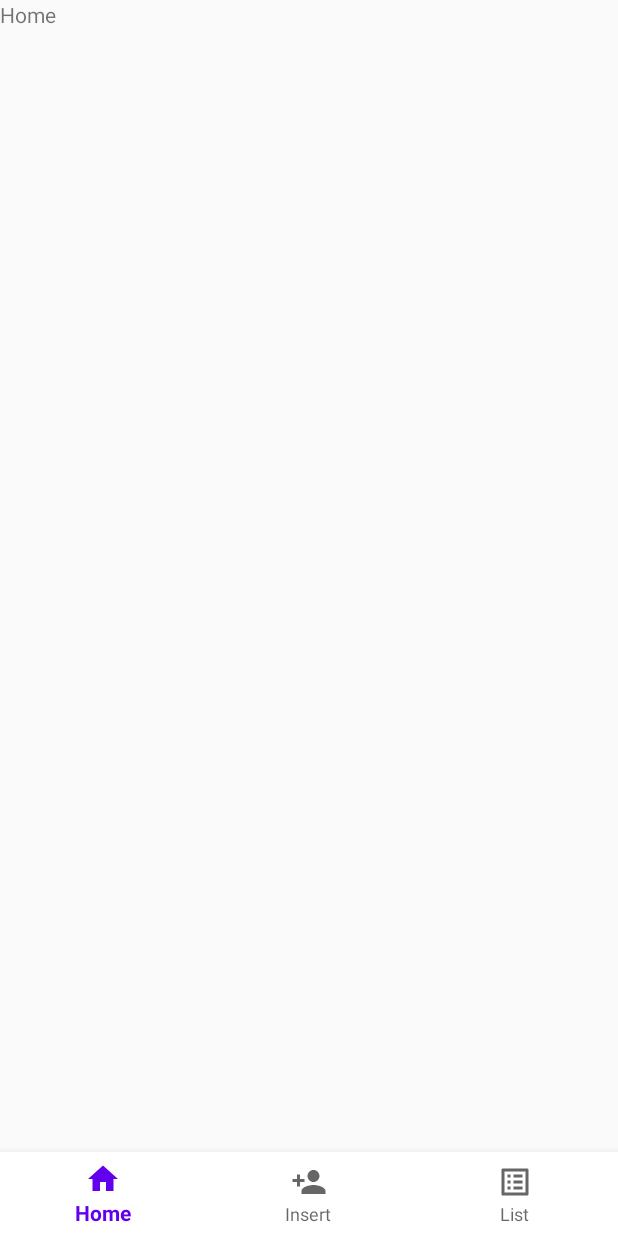
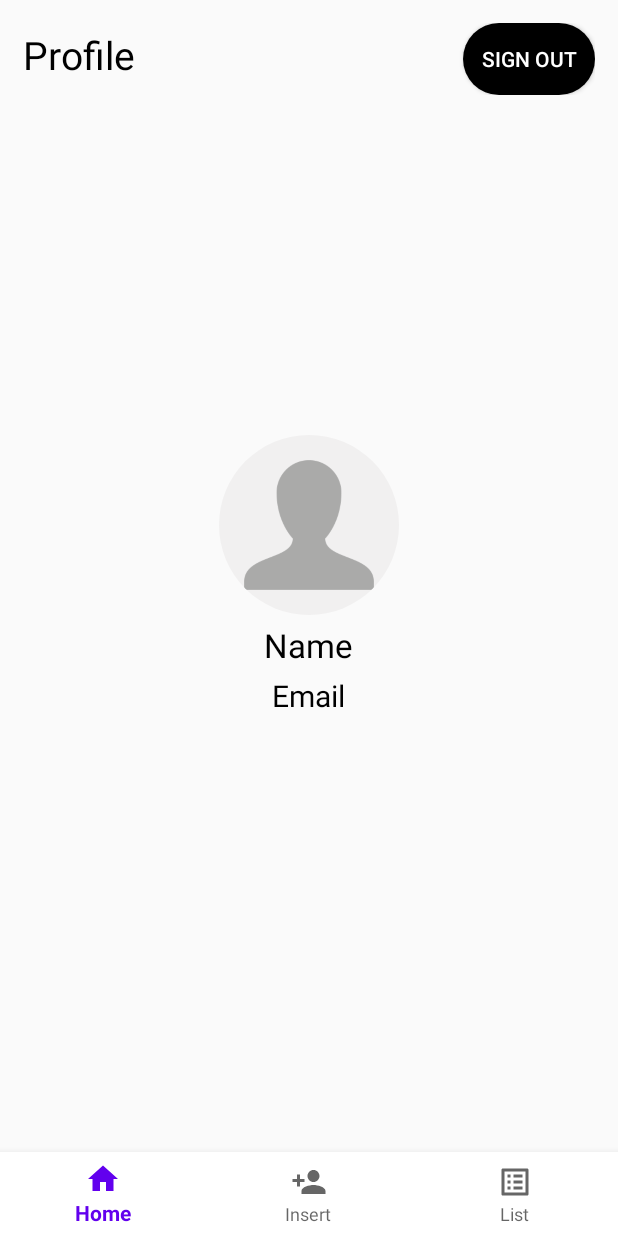
Before and after one commit to ramimhossain12/FireStore-with-MVVM-Architecture, an Android app: the screen it shows after launch once a user with an empty profile is signed in (MainActivity), on a phone screen of 412 x 824 dp. Before the commit the screen is almost empty. Run offline under Robolectric (Android 15) with nearby library versions, the phone set to English and light mode, and no system bars; our stand-ins replace CircleImageView, Firebase (no records; nobody signed in at launch, a user with empty details on screens opened directly), navigation-ui.

Commit message:
Home Fragment

```diff
--- a/app/build.gradle
+++ b/app/build.gradle
@@ -62,6 +62,13 @@ dependencies {
     implementation "com.google.android.material:material:$version"
 
 
+    //circular imgae view
+    implementation 'de.hdodenhof:circleimageview:3.1.0'
+
+    //gilde
+    implementation 'com.github.bumptech.glide:glide:4.11.0'
+    annotationProcessor 'com.github.bumptech.glide:compiler:4.11.0'
+
 
 }
 apply plugin: 'com.google.gms.google-services'
--- a/app/src/main/java/com/example/mvvmarchitecturewithfirestore/view/HomeFragment.java
+++ b/app/src/main/java/com/example/mvvmarchitecturewithfirestore/view/HomeFragment.java
@@ -2,18 +2,26 @@ package com.example.mvvmarchitecturewithfirestore.view;
 
 import android.os.Bundle;
 
+import androidx.annotation.NonNull;
+import androidx.annotation.Nullable;
 import androidx.fragment.app.Fragment;
 
 import android.view.LayoutInflater;
 import android.view.View;
 import android.view.ViewGroup;
+import android.widget.Button;
+import android.widget.TextView;
 
 import com.example.mvvmarchitecturewithfirestore.R;
+
+import de.hdodenhof.circleimageview.CircleImageView;
 
 
 public class HomeFragment extends Fragment {
 
-
+    private Button signOutButton;
+    private CircleImageView profileImageView;
+    private TextView nameTextView,emailTextView;
 
     public HomeFragment() {
         // Required empty public constructor
@@ -26,4 +34,15 @@ public class HomeFragment extends Fragment {
         // Inflate the layout for this fragment
         return inflater.inflate(R.layout.fragment_home, container, false);
     }
+
+    @Override
+    public void onViewCreated(@NonNull View view, @Nullable Bundle savedInstanceState) {
+        super.onViewCreated(view, savedInstanceState);
+
+
+        signOutButton = view.findViewById(R.id.signOutButtonId);
+        profileImageView= view.findViewById(R.id.profileImageId);
+        nameTextView= view.findViewById(R.id.profileNameId);
+        emailTextView= view.findViewById(R.id.profileEmailId);
+    }
 }
--- a/app/src/main/res/layout/fragment_home.xml
+++ b/app/src/main/res/layout/fragment_home.xml
@@ -5,10 +5,84 @@
     android:layout_height="match_parent"
     tools:context=".view.HomeFragment">
 
-    <!-- TODO: Update blank fragment layout -->
-    <TextView
+
+    <RelativeLayout
         android:layout_width="match_parent"
-        android:layout_height="match_parent"
-        android:text="Home" />
+        android:layout_height="match_parent">
+
+        <RelativeLayout
+            android:padding="5dp"
+            android:id="@+id/headerLayout"
+            android:layout_margin="10dp"
+            android:layout_width="match_parent"
+            android:layout_height="wrap_content">
+
+            <TextView
+                android:text="Profile"
+                android:layout_marginTop="3dp"
+                android:textSize="26dp"
+                android:id="@+id/profileText"
+                android:layout_alignParentLeft="true"
+                android:textColor="@android:color/black"
+                android:layout_width="wrap_content"
+                android:layout_height="wrap_content">
+
+            </TextView>
+
+            <Button
+                android:text="Sign Out"
+                android:id="@+id/signOutButtonId"
+                android:background="@drawable/login_button"
+                android:textColor="@android:color/white"
+                android:layout_alignParentRight="true"
+                android:layout_width="wrap_content"
+                android:layout_height="wrap_content">
+
+            </Button>
+
+
+        </RelativeLayout>
+
+        <LinearLayout
+            android:orientation="vertical"
+            android:layout_centerInParent="true"
+            android:gravity="center"
+            android:layout_width="match_parent"
+            android:layout_height="wrap_content">
+
+            <de.hdodenhof.circleimageview.CircleImageView
+                android:id="@+id/profileImageId"
+                android:src="@drawable/profile"
+                android:layout_width="120dp"
+                android:layout_height="120dp">
+
+            </de.hdodenhof.circleimageview.CircleImageView>
+
+            <TextView
+                android:id="@+id/profileNameId"
+                android:layout_marginTop="5dp"
+                android:textColor="@android:color/black"
+                android:textSize="22dp"
+                android:text="Name"
+                android:layout_width="wrap_content"
+                android:layout_height="wrap_content">
+            </TextView>
+
+            <TextView
+                android:id="@+id/profileEmailId"
+                android:textColor="@android:color/black"
+                android:layout_marginTop="5dp"
+                android:textSize="20dp"
+                android:text="Email"
+                android:layout_width="wrap_content"
+                android:layout_height="wrap_content">
+            </TextView>
+
+        </LinearLayout>
+
+
+
+    </RelativeLayout>
+
 
 </FrameLayout>
```
Also changed, not shown: app/src/main/res/drawable/profile.png (added).
